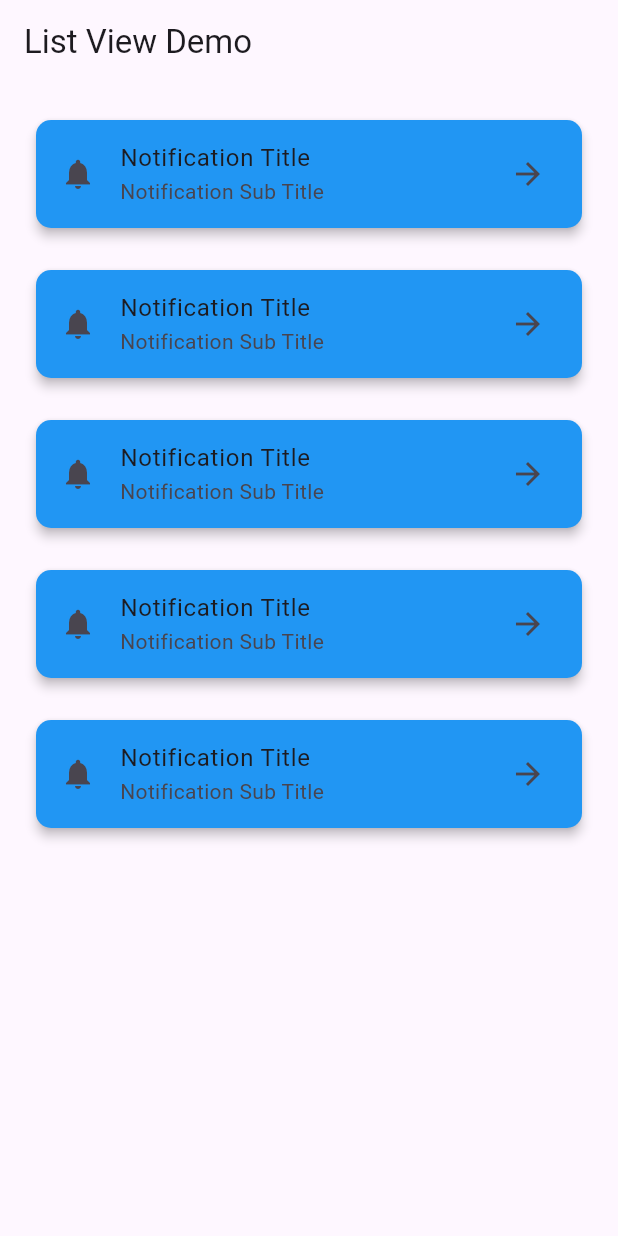
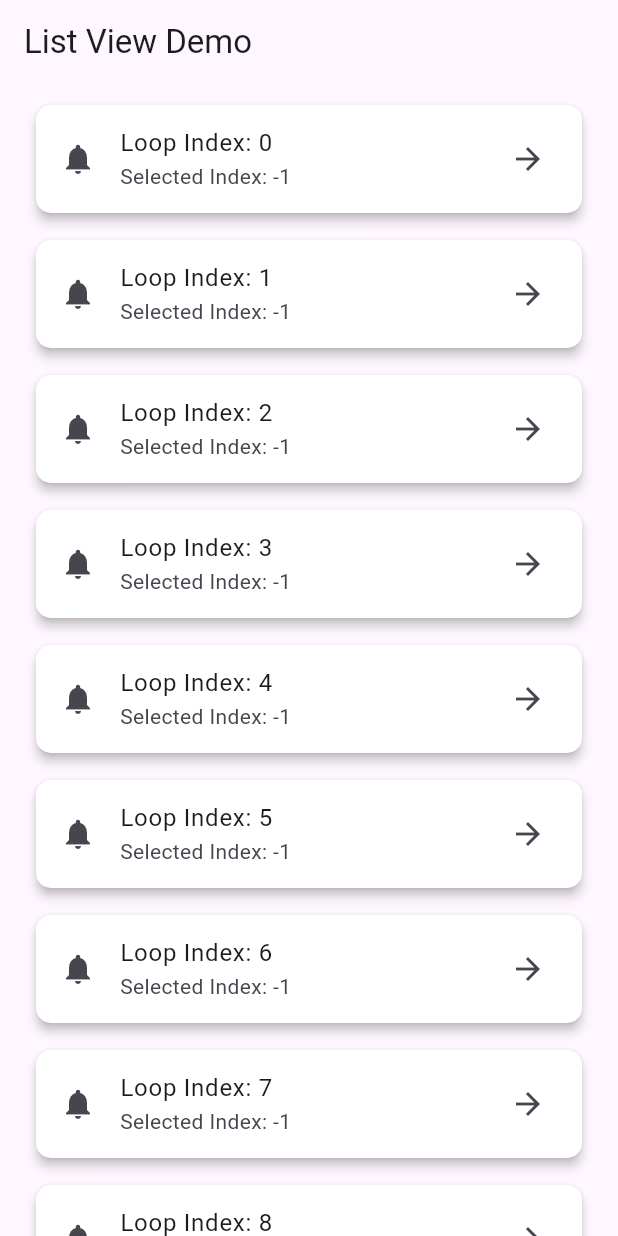
Before and after one commit to MuhammadAliKust/Flutter-B21, a Flutter app: the screen it shows after launch, on a phone screen of 412 x 824 dp. Run offline on Flutter 3.47's test engine with Material 3 defaults, Android fonts, the phone set to English and light mode, and no system bars; our stand-ins replace string_validator.

Commit message:
Single Selection Done

```diff
--- a/lib/list_view_demo.dart
+++ b/lib/list_view_demo.dart
@@ -1,27 +1,38 @@
 import 'package:flutter/material.dart';
 
-class ListViewDemo extends StatelessWidget {
-  const ListViewDemo({super.key});
+class ListViewDemo extends StatefulWidget {
+  ListViewDemo({super.key});
+
+  @override
+  State<ListViewDemo> createState() => _ListViewDemoState();
+}
+
+class _ListViewDemoState extends State<ListViewDemo> {
+  int selectedIndex = -1;
 
   @override
   Widget build(BuildContext context) {
     return Scaffold(
       appBar: AppBar(title: Text("List View Demo")),
       body: ListView.builder(
-        itemCount: 5,
+        itemCount: 10,
         itemBuilder: (context, i) {
           return Padding(
-            padding: const EdgeInsets.only(left: 20, right: 20, top: 20),
+            padding: const EdgeInsets.only(left: 20, right: 20, top: 10),
             child: Card(
               elevation: 3,
-              color: Colors.blue,
+              color: selectedIndex == i ? Colors.blue : Colors.white,
               shape: RoundedRectangleBorder(
                 borderRadius: BorderRadius.circular(10),
               ),
               child: ListTile(
+                onTap: () {
+                  selectedIndex = i;
+                  setState(() {});
+                },
                 leading: Icon(Icons.notifications),
-                title: Text("Notification Title"),
-                subtitle: Text("Notification Sub Title"),
+                title: Text("Loop Index: $i"),
+                subtitle: Text("Selected Index: $selectedIndex"),
                 trailing: Icon(Icons.arrow_forward),
               ),
             ),
```
